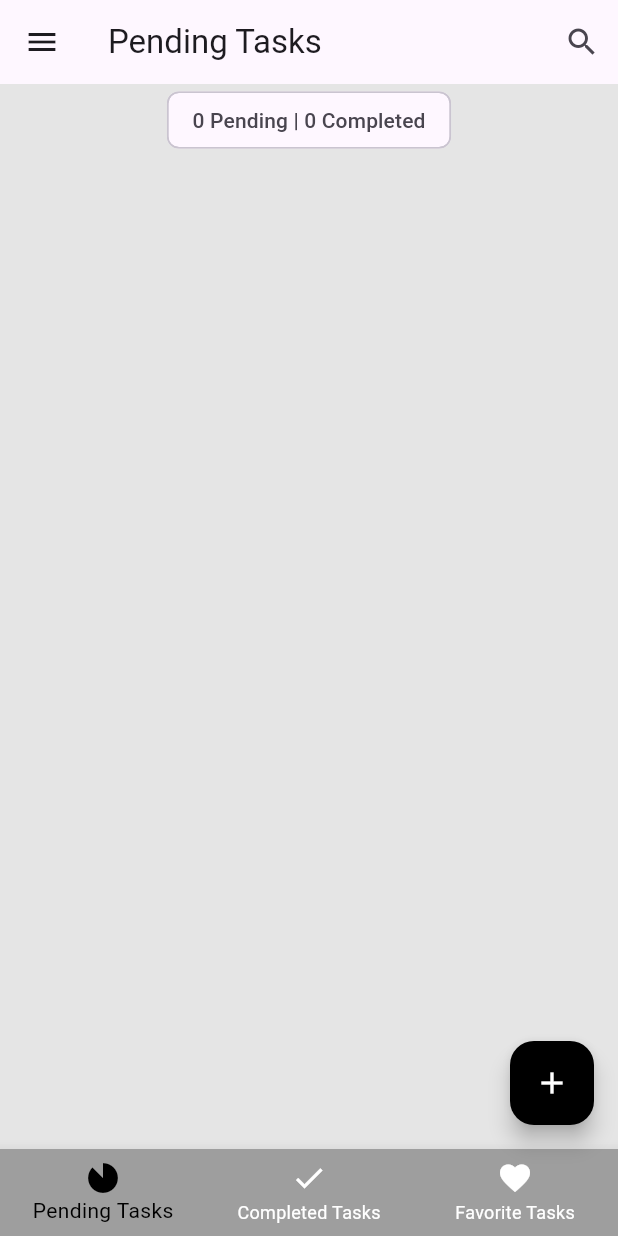
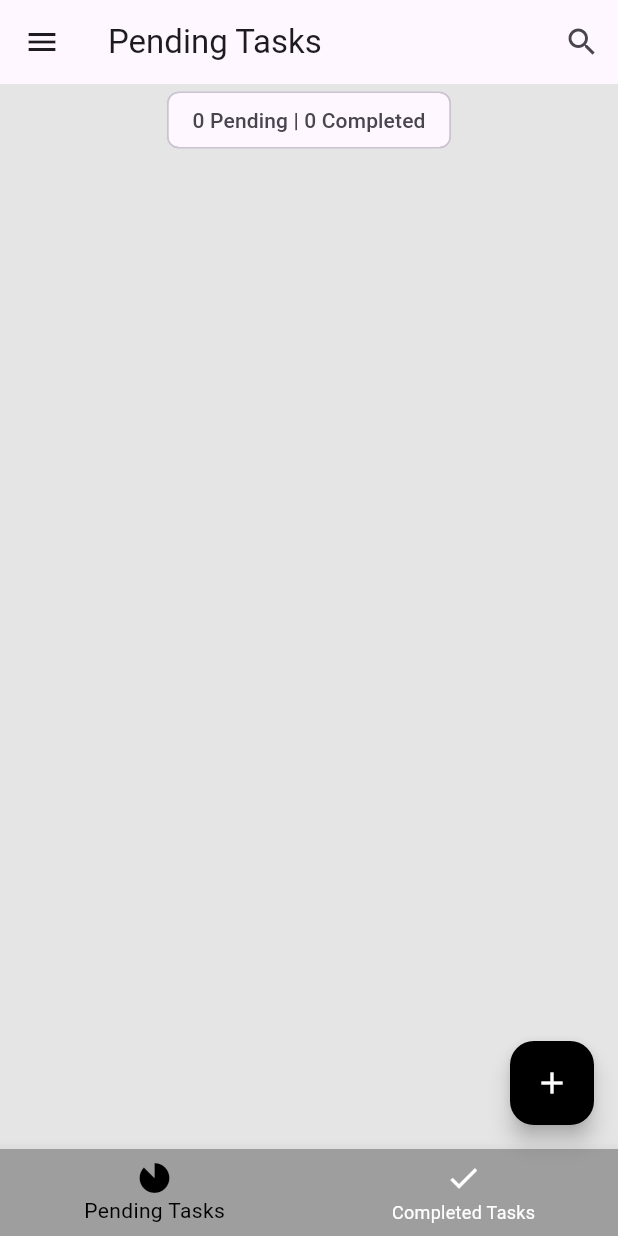
Before and after one commit to 6410110118/lastime, a Flutter app: the screen it shows after launch, on a phone screen of 412 x 824 dp. Run offline on Flutter 3.47's test engine with Material 3 defaults, Android fonts, the phone set to English and light mode, and no system bars; our stand-ins replace equatable, flutter_bloc, hydrated_bloc.

Commit message:
edit-tab-screen

```diff
--- a/lib/screens/tab_screen.dart
+++ b/lib/screens/tab_screen.dart
@@ -86,8 +86,7 @@ class _TabsScreenState extends State<TabsScreen> {
               label: 'Pending Tasks'),
           BottomNavigationBarItem(
               icon: Icon(Icons.done), label: 'Completed Tasks'),
-          BottomNavigationBarItem(
-              icon: Icon(Icons.favorite), label: 'Favorite Tasks'),
+
         ],
       ),
     );
```
